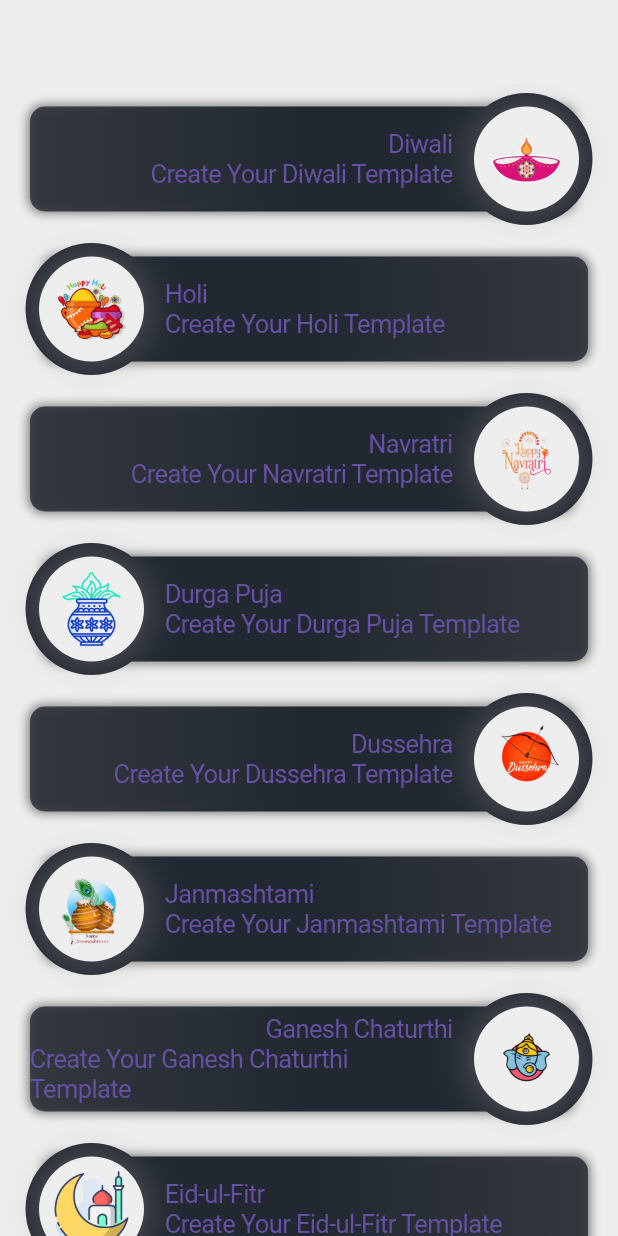
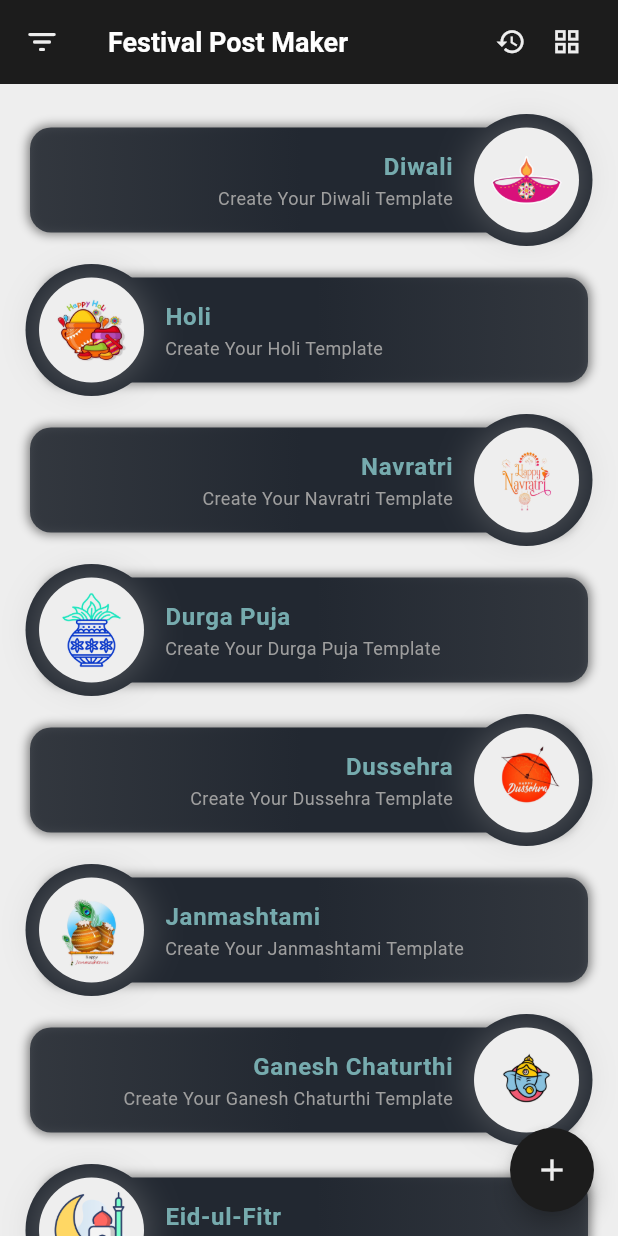
Before and after one commit to Zimil-Patel/festival_post_maker, a Flutter app: the screen it shows after launch, on a phone screen of 412 x 824 dp. Run offline on Flutter 3.47's test engine with Material 3 defaults, Android fonts, the phone set to English and light mode, and no system bars; our stand-ins replace google_fonts; Roboto replaces fonts that are missing (Varela Round).

Commit message:
04-04-2024

```diff
--- a/lib/main.dart
+++ b/lib/main.dart
@@ -1,5 +1,6 @@
 import 'package:festival_post_maker/utils/global%20lists/routes_list.dart';
 import 'package:flutter/material.dart';
+import 'package:google_fonts/google_fonts.dart';
 
 void main() {
   runApp(const PostMakerApp());
@@ -14,6 +15,32 @@
       debugShowCheckedModeBanner: false,
       initialRoute: '/',
       routes: routes,
+      theme: ThemeData(
+        //global text properties
+        textTheme: TextTheme(
+          bodyLarge: GoogleFonts.varelaRound(
+            textStyle: const TextStyle(
+              fontSize: 16,
+              color: Colors.white,
+              fontWeight: FontWeight.w600,
+            ),
+          ),
+          bodyMedium: GoogleFonts.varelaRound(
+            textStyle: const TextStyle(
+              fontSize: 12,
+              color: Colors.white,
+              fontWeight: FontWeight.w400,
+            ),
+          ),
+          titleLarge: GoogleFonts.varelaRound(
+            textStyle: const TextStyle(
+              fontSize: 18,
+              color: Colors.white,
+              fontWeight: FontWeight.w600,
+            ),
+          ),
+        ),
+      ),
     );
   }
 }
--- a/lib/utils/global variables/colors.dart
+++ b/lib/utils/global variables/colors.dart
@@ -1,8 +1,9 @@
 import 'package:flutter/material.dart';
 
 Color primaryColor = const Color(0xff222831);
-Color secondaryColor = const Color(0xff31363F);
+Color secondaryColor = const Color(0xff1c1c1c);
 Color bgColor = const Color(0xffEEEEEE);
+Color primaryTextColor = const Color(0xff76ABAE);
 
 LinearGradient gradientFromRight = LinearGradient(
   colors: [
--- a/lib/utils/global variables/variables.dart
+++ b/lib/utils/global variables/variables.dart
@@ -1,2 +1,5 @@
 double screenWidth = 0;
 double screenHeigth = 0;
+
+//booleans
+bool isListView = true;
--- a/lib/views/screens/home screen/components/festival_list_column.dart
+++ b/lib/views/screens/home screen/components/festival_list_column.dart
@@ -23,6 +23,9 @@
               child: Container(
                 height: 100,
                 width: screenWidth,
+                margin: EdgeInsets.only(
+                    top: index == 0 ? 14 : 0,
+                    bottom: index == festivalsList.length - 1 ? 14 : 0),
                 alignment: Alignment.center,
                 padding: EdgeInsets.only(
                     right: index % 2 == 0 ? 10 : 0,
@@ -45,9 +48,9 @@
                               color: Colors.black.withOpacity(0.5),
                               blurRadius: 5,
                               spreadRadius: 1,
-                            )
+                            ),
                           ],
-                          borderRadius: BorderRadius.circular(10),
+                          borderRadius: BorderRadius.circular(14),
                           gradient: index % 2 == 0
                               ? gradientFromRight
                               : gradientFromLeft,
@@ -62,9 +65,23 @@
                                 ? CrossAxisAlignment.end
                                 : CrossAxisAlignment.start,
                             children: [
-                              Text(festivalsList[index]),
+                              //festival Name
                               Text(
-                                  'Create Your ${festivalsList[index]} Template'),
+                                festivalsList[index],
+                                style: Theme.of(context)
+                                    .textTheme
+                                    .bodyLarge!
+                                    .copyWith(
+                                      color: primaryTextColor,
+                                    ),
+                              ),
+                              Text(
+                                'Create Your ${festivalsList[index]} Template',
+                                style: Theme.of(context)
+                                    .textTheme
+                                    .bodyMedium!
+                                    .copyWith(color: Colors.grey),
+                              ),
                             ],
                           ),
                         ),
@@ -100,6 +117,7 @@
                               ],
                               image: DecorationImage(
                                 scale: 10,
+                                //festival icon image
                                 image: AssetImage(
                                     'assets/images/icons/img${index + 1}.png'),
                               ),
--- a/lib/views/screens/home screen/home_screen.dart
+++ b/lib/views/screens/home screen/home_screen.dart
@@ -1,6 +1,7 @@
 import 'package:festival_post_maker/utils/global%20variables/colors.dart';
 import 'package:festival_post_maker/utils/global%20variables/variables.dart';
 import 'package:festival_post_maker/views/screens/home%20screen/components/festival_list_column.dart';
+import 'package:flutter/cupertino.dart';
 import 'package:flutter/material.dart';
 
 class HomeScreen extends StatefulWidget {
@@ -15,14 +16,80 @@
   Widget build(BuildContext context) {
     screenWidth = MediaQuery.of(context).size.width;
     screenHeigth = MediaQuery.of(context).size.height;
+
     return Scaffold(
       backgroundColor: bgColor,
-      appBar: AppBar(
-        backgroundColor: bgColor,
-        elevation: 0,
-        scrolledUnderElevation: 0,
+
+      //app bar of screen
+      appBar: appBar(context),
+
+      //body of screen
+      body: const FestivalListColumn(),
+
+      //floating action button
+      floatingActionButton: floatingActionButton(),
+    );
+  }
+
+  //APPBAR
+  AppBar appBar(BuildContext context) {
+    return AppBar(
+      backgroundColor: secondaryColor,
+      surfaceTintColor: bgColor,
+      foregroundColor: bgColor,
+      elevation: 0,
+      scrolledUnderElevation: 0,
+      shadowColor: Colors.black.withOpacity(0.5),
+      leading: const Icon(Icons.filter_list_rounded),
+      title: Text(
+        'Festival Post Maker',
+        style: Theme.of(context).textTheme.titleLarge,
       ),
-      body: FestivalListColumn(),
+      actions: [
+        historyButton(),
+        listViewToggleButton(),
+      ],
+    );
+  }
+
+  //LIST AND GRID VIEW TOGGLE BUTTON
+  CupertinoButton listViewToggleButton() {
+    return CupertinoButton(
+      padding: const EdgeInsets.only(right: 24),
+      onPressed: () {
+        setState(() {
+          isListView = !isListView;
+        });
+      },
+      child: Icon(
+        !isListView ? Icons.line_weight_rounded : Icons.grid_view,
+        color: bgColor,
+      ),
+    );
+  }
+
+  //POST HISTORY VIEW BUTTON
+  CupertinoButton historyButton() {
+    return CupertinoButton(
+      padding: const EdgeInsets.only(right: 10),
+      onPressed: () {},
+      child: Icon(
+        Icons.history,
+        color: bgColor,
+      ),
+    );
+  }
+
+  //FLOATING ACTION BUTTON
+  FloatingActionButton floatingActionButton() {
+    return FloatingActionButton(
+      onPressed: () {},
+      backgroundColor: secondaryColor,
+      shape: const CircleBorder(),
+      child: Icon(
+        Icons.add,
+        color: bgColor,
+      ),
     );
   }
 }
```
